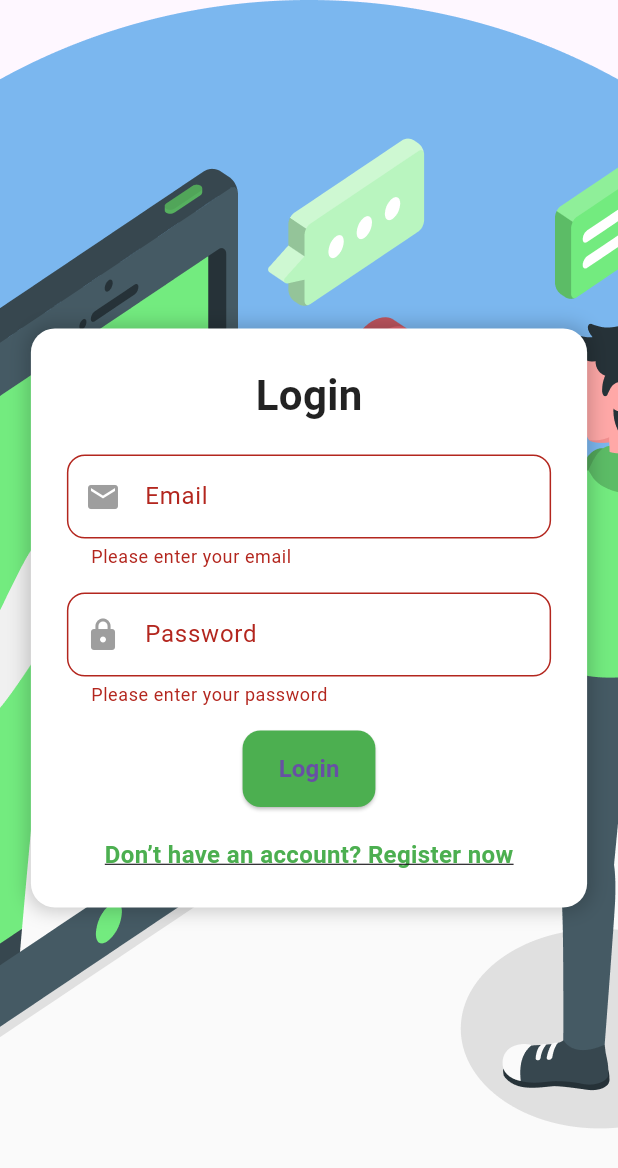
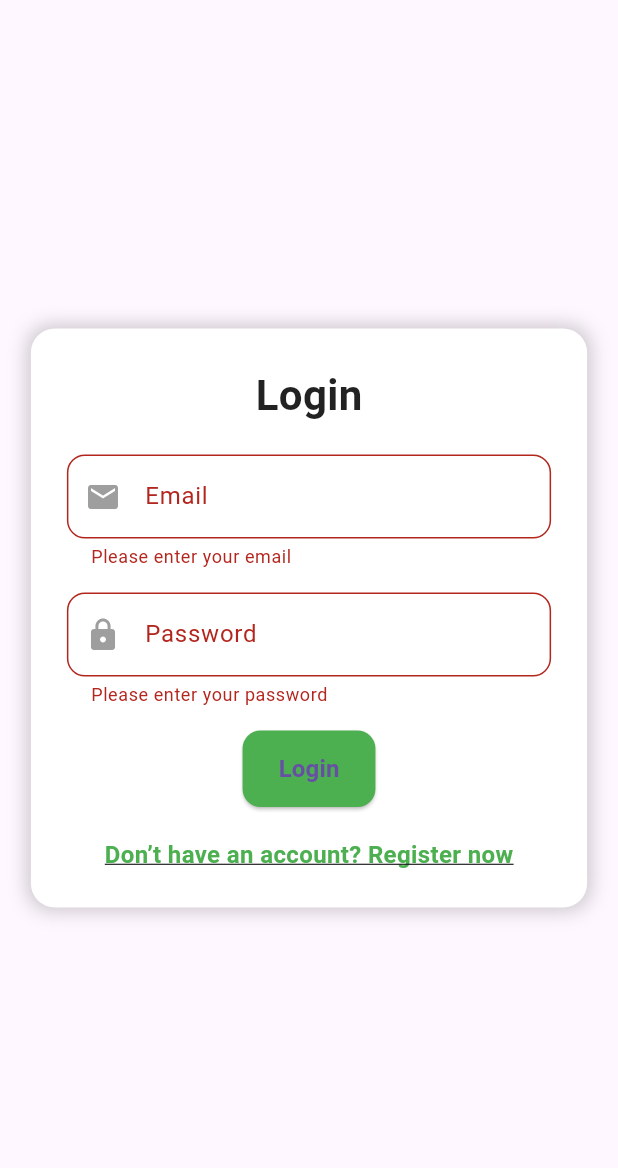
Before and after one commit to aparnauday529/MedApp, a Flutter app: the LoginPage screen opened by its route, after a tap on "Login", on a phone screen of 412 x 824 dp. Shown: the top 1168 px of the screen. Run offline on Flutter 3.47's test engine with Material 3 defaults, Android fonts, the light colour scheme and no system bars; our stand-ins replace cloud_firestore, file_picker, firebase_auth, firebase_core, image_picker; accounts and stored records are empty.

Commit message:
Update login_page.dart

```diff
--- a/lib/pages/login_page.dart
+++ b/lib/pages/login_page.dart
@@ -1,61 +1,85 @@
 import 'package:firebase_auth/firebase_auth.dart';
 import 'package:cloud_firestore/cloud_firestore.dart';
 import 'package:flutter/material.dart';
-import 'home_page.dart'; // Replace with your actual HomePage import
-import 'admindashboard.dart'; // Admin Dashboard import
-import 'register.dart'; // RegisterPage import
+import 'home_page.dart'; // User's home page
+import 'admindashboard.dart'; // Admin dashboard page
+import 'register.dart'; // Register page
 
-class LoginPage extends StatelessWidget {
+class LoginPage extends StatefulWidget {
+  @override
+  _LoginPageState createState() => _LoginPageState();
+}
+
+class _LoginPageState extends State<LoginPage> {
   final TextEditingController emailController = TextEditingController();
   final TextEditingController passwordController = TextEditingController();
   final GlobalKey<FormState> _formKey = GlobalKey<FormState>();
 
-  // Login user with Firebase
+  bool isLoading = false;
+
+  // Function to log in the user
   Future<void> loginUser(BuildContext context) async {
     if (_formKey.currentState!.validate()) {
+      setState(() {
+        isLoading = true;
+      });
+
       try {
-        // Perform Firebase login
-        UserCredential userCredential = await FirebaseAuth.instance.signInWithEmailAndPassword(
+        // Sign in the user with Firebase Authentication
+        UserCredential userCredential =
+            await FirebaseAuth.instance.signInWithEmailAndPassword(
           email: emailController.text.trim(),
           password: passwordController.text.trim(),
         );
 
-        // Get the logged-in user data
         User? user = userCredential.user;
 
         if (user != null) {
-          // Retrieve the user's role from Firestore (assuming user details are in the 'users' collection)
-          DocumentSnapshot userDoc = await FirebaseFirestore.instance.collection('users').doc(user.uid).get();
+          // Fetch the user role from Firestore
+          DocumentSnapshot userDoc = await FirebaseFirestore.instance
+              .collection('users')
+              .doc(user.uid)
+              .get();
 
-          // Check the role field from the user document
-          String role = userDoc['role'] ?? 'user'; // Default to 'user' if role is not set
+          if (userDoc.exists) {
+            String role = userDoc.get('role') ?? 'user';
 
-          // Store the login details in Firestore (login collection)
+            // Log the user's login activity
             await FirebaseFirestore.instance.collection('login').add({
               'email': user.email,
               'uid': user.uid,
-            'role': role,  // Add the role to login collection
+              'role': role,
               'login_time': FieldValue.serverTimestamp(),
             });
 
-          // Navigate to the appropriate dashboard based on role
+            // Navigate based on the user's role
             if (role == 'admin') {
               Navigator.pushReplacement(
                 context,
-              MaterialPageRoute(builder: (context) => AdminDashboard()), // Admin Dashboard
+                MaterialPageRoute(builder: (context) => AdminDashboard()),
               );
             } else {
               Navigator.pushReplacement(
                 context,
-              MaterialPageRoute(builder: (context) => HomePage()), // Regular HomePage for users
+                MaterialPageRoute(builder: (context) => HomePage()),
+              );
+            }
+          } else {
+            // If user data is missing in Firestore, show an error
+            ScaffoldMessenger.of(context).showSnackBar(
+              SnackBar(content: Text('User role not found. Contact support.')),
             );
           }
         }
-      } catch (e) {
-        // Display error message on login failure
+      } on FirebaseAuthException catch (e) {
+        // Handle Firebase login errors
         ScaffoldMessenger.of(context).showSnackBar(
-          SnackBar(content: Text('Login failed: ${e.toString()}')),
+          SnackBar(content: Text('Login failed: ${e.message}')),
         );
+      } finally {
+        setState(() {
+          isLoading = false;
+        });
       }
     }
   }
@@ -65,16 +89,6 @@ class LoginPage extends StatelessWidget {
     return Scaffold(
       body: Stack(
         children: [
-          // Background image
-          Container(
-            decoration: BoxDecoration(
-              image: DecorationImage(
-                image: AssetImage('assets/icons/splash_ilustration.png'), // Replace with your image path
-                fit: BoxFit.cover,
-              ),
-            ),
-          ),
-          // Login Form Container
           Center(
             child: SingleChildScrollView(
               child: Padding(
@@ -99,7 +113,6 @@ class LoginPage extends StatelessWidget {
                     child: Column(
                       mainAxisSize: MainAxisSize.min,
                       children: [
-                        // Title
                         Text(
                           'Login',
                           style: TextStyle(
@@ -109,7 +122,6 @@ class LoginPage extends StatelessWidget {
                           ),
                         ),
                         SizedBox(height: 20.0),
-                        // Email Field
                         TextFormField(
                           controller: emailController,
                           keyboardType: TextInputType.emailAddress,
@@ -124,7 +136,7 @@ class LoginPage extends StatelessWidget {
                             if (value == null || value.isEmpty) {
                               return 'Please enter your email';
                             }
-                            if (!RegExp(r"^[a-zA-Z0-9._%+-]+@[a-zA-Z0-9.-]+\.[a-zA-Z]{2,}")
+                            if (!RegExp(r"^[a-zA-Z0-9._%+-]+@[a-zA-Z0-9.-]+\.[a-zA-Z]{2,}$")
                                 .hasMatch(value)) {
                               return 'Please enter a valid email';
                             }
@@ -132,7 +144,6 @@ class LoginPage extends StatelessWidget {
                           },
                         ),
                         SizedBox(height: 16.0),
-                        // Password Field
                         TextFormField(
                           controller: passwordController,
                           obscureText: true,
@@ -154,15 +165,19 @@ class LoginPage extends StatelessWidget {
                           },
                         ),
                         SizedBox(height: 16.0),
-                        // Login Button
-                        ElevatedButton(
+                        isLoading
+                            ? CircularProgressIndicator()
+                            : ElevatedButton(
                                 onPressed: () => loginUser(context),
                                 child: Text(
                                   'Login',
-                            style: TextStyle(fontSize: 16.0, fontWeight: FontWeight.bold),
+                                  style: TextStyle(
+                                      fontSize: 16.0,
+                                      fontWeight: FontWeight.bold),
                                 ),
                                 style: ElevatedButton.styleFrom(
-                            padding: EdgeInsets.symmetric(vertical: 14.0, horizontal: 24.0),
+                                  padding: EdgeInsets.symmetric(
+                                      vertical: 14.0, horizontal: 24.0),
                                   shape: RoundedRectangleBorder(
                                     borderRadius: BorderRadius.circular(12.0),
                                   ),
@@ -170,12 +185,12 @@ class LoginPage extends StatelessWidget {
                                 ),
                               ),
                         SizedBox(height: 20.0),
-                        // Register Navigation Text
                         GestureDetector(
                           onTap: () {
                             Navigator.push(
                               context,
-                              MaterialPageRoute(builder: (context) => RegisterPage()),
+                              MaterialPageRoute(
+                                  builder: (context) => RegisterPage()),
                             );
                           },
                           child: Text(
```
Lines whose indentation alone changed are shown as unchanged.
